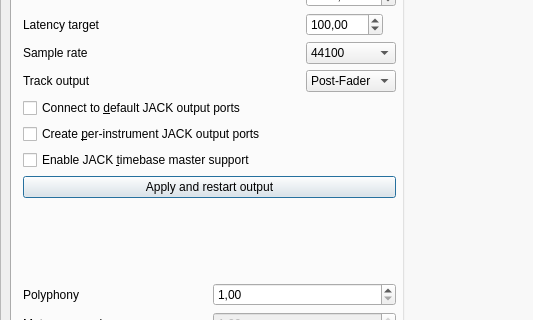
This is src/gui/src/PreferencesDialog/PreferencesDialog_UI.ui in hydrogen-music/hydrogen as Qt 5 draws it before an edit; both pictures show x 0 to 533 and y 147 to 467 of the 673 by 639 pixel window. The edited form follows.
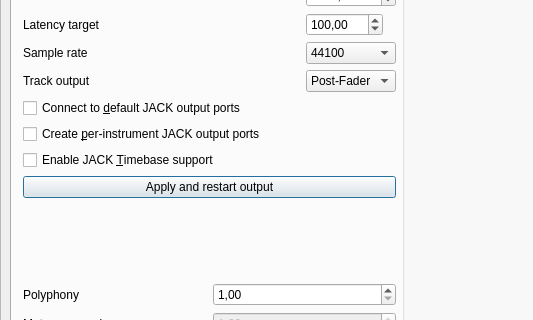
This is the edited form. The open tabs and pages were chosen to show the change. Custom widgets are drawn as their Qt base class.

Commit message: rename JACK Timebase states

```diff
--- a/src/gui/src/PreferencesDialog/PreferencesDialog_UI.ui
+++ b/src/gui/src/PreferencesDialog/PreferencesDialog_UI.ui
@@ -513,7 +513,7 @@
                <item>
                 <widget class="QCheckBox" name="enableTimebaseCheckBox">
                  <property name="text">
-                  <string>Enable JACK &amp;timebase master support</string>
+                  <string>Enable JACK &amp;Timebase support</string>
                  </property>
                 </widget>
                </item>
```
The commit also changes 21 other files.
